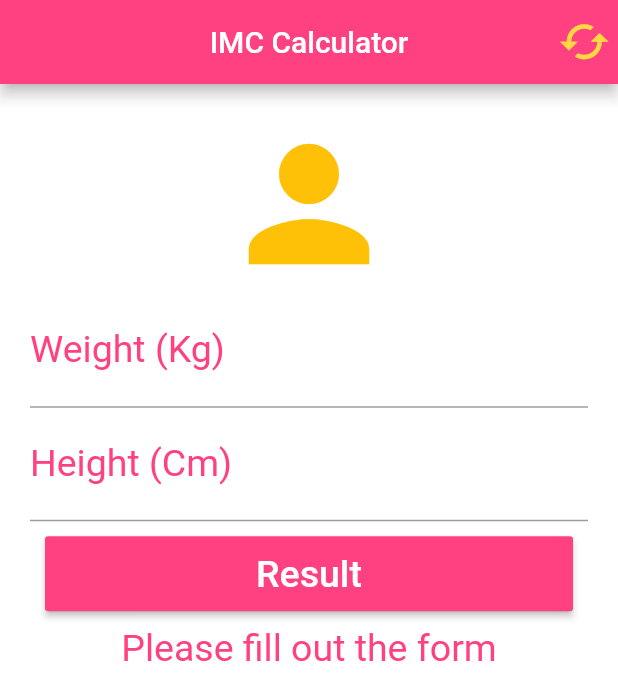
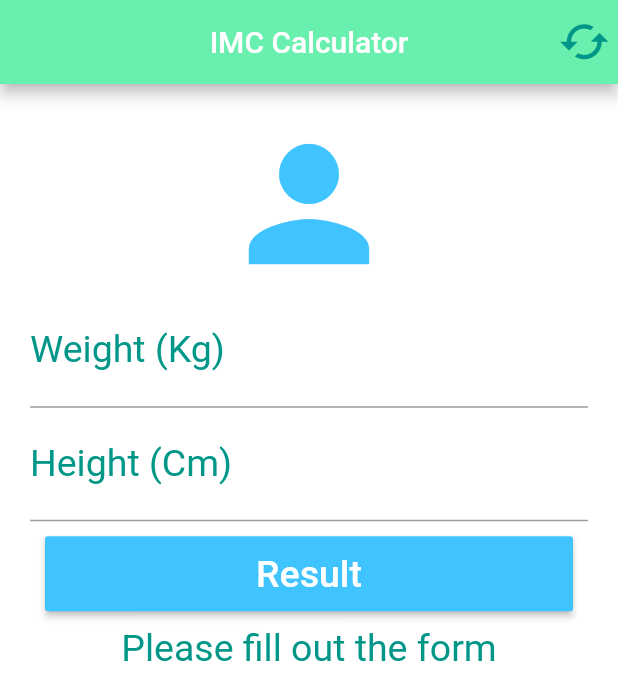
Before and after one commit to rogerpoliver/flutter-imc, a Flutter app: the screen it shows after launch, on a phone screen of 412 x 824 dp. Shown: the top 700 px of the screen. Run offline on Flutter 3.47's test engine with Material 2 defaults, Android fonts, the phone set to English and light mode, and no system bars.

Commit message:
Alterando as cores da aplicação

```diff
--- a/lib/main.dart
+++ b/lib/main.dart
@@ -72,11 +72,11 @@ class _HomeState extends State<Home> {
         appBar: AppBar(
           title: Text("IMC Calculator"),
           centerTitle: true,
-          backgroundColor: Colors.pinkAccent,
+          backgroundColor: Colors.greenAccent,
           actions: <Widget>[
             IconButton(
               icon: Icon(Icons.cached,
-                  color: Colors.amberAccent,
+                  color: Colors.teal,
                   size: 35,
                   semanticLabel: 'Refresh Button'),
               onPressed: _resetFields,
@@ -93,7 +93,7 @@ class _HomeState extends State<Home> {
                 children: <Widget>[
                   Icon(
                     Icons.person,
-                    color: Colors.amber,
+                    color: Colors.lightBlueAccent,
                     size: 120,
                   ),
                   TextFormField(
@@ -101,9 +101,9 @@ class _HomeState extends State<Home> {
                     decoration: InputDecoration(
                         labelText: "Weight (Kg)",
                         labelStyle:
-                            TextStyle(color: Colors.pinkAccent, fontSize: 25)),
+                            TextStyle(color: Colors.teal, fontSize: 25)),
                     textAlign: TextAlign.center,
-                    style: TextStyle(color: Colors.amber, fontSize: 25),
+                    style: TextStyle(color: Colors.grey, fontSize: 25),
                     controller: weightController,
                     validator: (value) {
                       if (value.isEmpty) {
@@ -117,9 +117,9 @@ class _HomeState extends State<Home> {
                     decoration: InputDecoration(
                         labelText: "Height (Cm)",
                         labelStyle:
-                            TextStyle(color: Colors.pinkAccent, fontSize: 25)),
+                            TextStyle(color: Colors.teal, fontSize: 25)),
                     textAlign: TextAlign.center,
-                    style: TextStyle(color: Colors.amber, fontSize: 25),
+                    style: TextStyle(color: Colors.grey, fontSize: 25),
                     controller: heightController,
                     validator: (value) {
                       if (value.isEmpty) {
@@ -142,14 +142,14 @@ class _HomeState extends State<Home> {
                           "Result",
                           style: TextStyle(color: Colors.white, fontSize: 25),
                         ),
-                        color: Colors.pinkAccent,
+                        color: Colors.lightBlueAccent,
                       ),
                     ),
                   ),
                   Text(
                     "$_infoText",
                     textAlign: TextAlign.center,
-                    style: TextStyle(color: Colors.pinkAccent, fontSize: 25),
+                    style: TextStyle(color: Colors.teal, fontSize: 25),
                   )
                 ],
               )),
```
